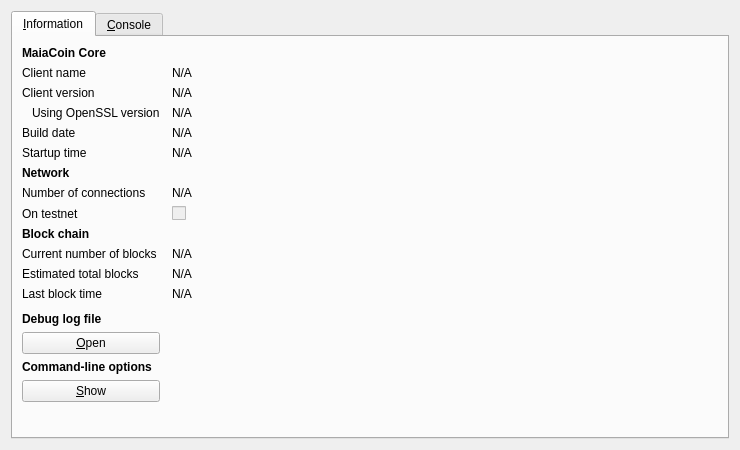
GryfenCrypto/gryfencoin, file src/qt/forms/rpcconsole.ui: the form before one commit.
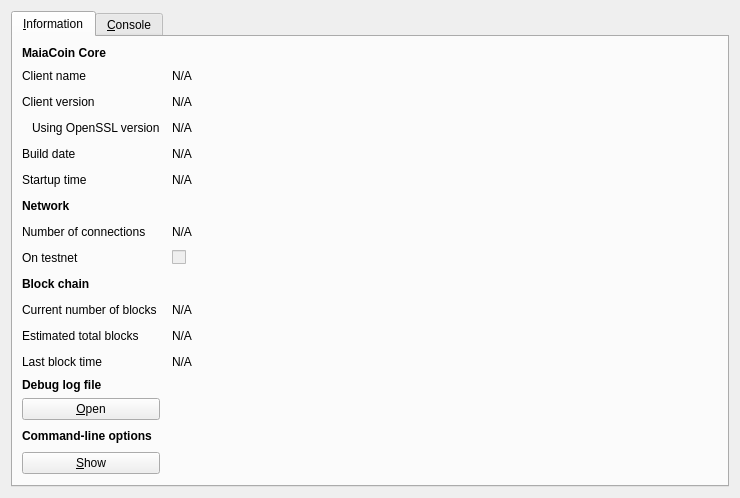
The form after the commit. Icons and pictures are not drawn.

Patch:
```diff
--- a/src/qt/forms/rpcconsole.ui
+++ b/src/qt/forms/rpcconsole.ui
@@ -23,10 +23,191 @@
       <attribute name="title">
        <string>&amp;Information</string>
       </attribute>
-      <layout class="QGridLayout" name="gridLayout" columnstretch="0,1">
+      <layout class="QGridLayout" name="gridLayout" columnstretch="0,1,0,0">
        <property name="horizontalSpacing">
         <number>12</number>
        </property>
+       <item row="12" column="0">
+        <widget class="QLabel" name="label_2">
+         <property name="text">
+          <string>Last block time</string>
+         </property>
+        </widget>
+       </item>
+       <item row="9" column="0">
+        <widget class="QLabel" name="label_10">
+         <property name="font">
+          <font>
+           <weight>75</weight>
+           <bold>true</bold>
+          </font>
+         </property>
+         <property name="text">
+          <string>Block chain</string>
+         </property>
+        </widget>
+       </item>
+       <item row="8" column="1">
+        <widget class="QCheckBox" name="isTestNet">
+         <property name="enabled">
+          <bool>false</bool>
+         </property>
+         <property name="text">
+          <string/>
+         </property>
+        </widget>
+       </item>
+       <item row="11" column="1">
+        <widget class="QLabel" name="totalBlocks">
+         <property name="cursor">
+          <cursorShape>IBeamCursor</cursorShape>
+         </property>
+         <property name="text">
+          <string>N/A</string>
+         </property>
+         <property name="textFormat">
+          <enum>Qt::PlainText</enum>
+         </property>
+         <property name="textInteractionFlags">
+          <set>Qt::LinksAccessibleByMouse|Qt::TextSelectableByKeyboard|Qt::TextSelectableByMouse</set>
+         </property>
+        </widget>
+       </item>
+       <item row="10" column="0">
+        <widget class="QLabel" name="label_3">
+         <property name="text">
+          <string>Current number of blocks</string>
+         </property>
+        </widget>
+       </item>
+       <item row="7" column="1">
+        <widget class="QLabel" name="numberOfConnections">
+         <property name="cursor">
+          <cursorShape>IBeamCursor</cursorShape>
+         </property>
+         <property name="text">
+          <string>N/A</string>
+         </property>
+         <property name="textFormat">
+          <enum>Qt::PlainText</enum>
+         </property>
+         <property name="textInteractionFlags">
+          <set>Qt::LinksAccessibleByMouse|Qt::TextSelectableByKeyboard|Qt::TextSelectableByMouse</set>
+         </property>
+        </widget>
+       </item>
+       <item row="7" column="0">
+        <widget class="QLabel" name="label_7">
+         <property name="text">
+          <string>Number of connections</string>
+         </property>
+        </widget>
+       </item>
+       <item row="10" column="1">
+        <widget class="QLabel" name="numberOfBlocks">
+         <property name="cursor">
+          <cursorShape>IBeamCursor</cursorShape>
+         </property>
+         <property name="text">
+          <string>N/A</string>
+         </property>
+         <property name="textFormat">
+          <enum>Qt::PlainText</enum>
+         </property>
+         <property name="textInteractionFlags">
+          <set>Qt::LinksAccessibleByMouse|Qt::TextSelectableByKeyboard|Qt::TextSelectableByMouse</set>
+         </property>
+        </widget>
+       </item>
+       <item row="8" column="0">
+        <widget class="QLabel" name="label_8">
+         <property name="text">
+          <string>On testnet</string>
+         </property>
+        </widget>
+       </item>
+       <item row="11" column="0">
+        <widget class="QLabel" name="label_4">
+         <property name="text">
+          <string>Estimated total blocks</string>
+         </property>
+        </widget>
+       </item>
+       <item row="4" column="2">
+        <spacer name="horizontalSpacer">
+         <property name="orientation">
+          <enum>Qt::Horizontal</enum>
+         </property>
+         <property name="sizeHint" stdset="0">
+          <size>
+           <width>40</width>
+           <height>20</height>
+          </size>
+         </property>
+        </spacer>
+       </item>
+       <item row="1" column="2">
+        <spacer name="horizontalSpacer_2">
+         <property name="orientation">
+          <enum>Qt::Horizontal</enum>
+         </property>
+         <property name="sizeHint" stdset="0">
+          <size>
+           <width>40</width>
+           <height>20</height>
+          </size>
+         </property>
+        </spacer>
+       </item>
+       <item row="2" column="2">
+        <spacer name="horizontalSpacer_3">
+         <property name="orientation">
+          <enum>Qt::Horizontal</enum>
+         </property>
+         <property name="sizeHint" stdset="0">
+          <size>
+           <width>40</width>
+           <height>20</height>
+          </size>
+         </property>
+        </spacer>
+       </item>
+       <item row="3" column="2">
+        <spacer name="horizontalSpacer_4">
+         <property name="orientation">
+          <enum>Qt::Horizontal</enum>
+         </property>
+         <property name="sizeHint" stdset="0">
+          <size>
+           <width>40</width>
+           <height>20</height>
+          </size>
+         </property>
+        </spacer>
+       </item>
+       <item row="4" column="0">
+        <widget class="QLabel" name="label_12">
+         <property name="text">
+          <string>Build date</string>
+         </property>
+        </widget>
+       </item>
+       <item row="3" column="1">
+        <widget class="QLabel" name="openSSLVersion">
+         <property name="cursor">
+          <cursorShape>IBeamCursor</cursorShape>
+         </property>
+         <property name="text">
+          <string>N/A</string>
+         </property>
+         <property name="textFormat">
+          <enum>Qt::PlainText</enum>
+         </property>
+         <property name="textInteractionFlags">
+          <set>Qt::LinksAccessibleByMouse|Qt::TextSelectableByKeyboard|Qt::TextSelectableByMouse</set>
+         </property>
+        </widget>
+       </item>
        <item row="0" column="0">
         <widget class="QLabel" name="label_9">
          <property name="font">
@@ -40,29 +221,6 @@
          </property>
         </widget>
        </item>
-       <item row="1" column="0">
-        <widget class="QLabel" name="label_5">
-         <property name="text">
-          <string>Client name</string>
-         </property>
-        </widget>
-       </item>
-       <item row="1" column="1">
-        <widget class="QLabel" name="clientName">
-         <property name="cursor">
-          <cursorShape>IBeamCursor</cursorShape>
-         </property>
-         <property name="text">
-          <string>N/A</string>
-         </property>
-         <property name="textFormat">
-          <enum>Qt::PlainText</enum>
-         </property>
-         <property name="textInteractionFlags">
-          <set>Qt::LinksAccessibleByMouse|Qt::TextSelectableByKeyboard|Qt::TextSelectableByMouse</set>
-         </property>
-        </widget>
-       </item>
        <item row="2" column="0">
         <widget class="QLabel" name="label_6">
          <property name="text">
@@ -70,19 +228,10 @@
          </property>
         </widget>
        </item>
-       <item row="2" column="1">
-        <widget class="QLabel" name="clientVersion">
-         <property name="cursor">
-          <cursorShape>IBeamCursor</cursorShape>
-         </property>
+       <item row="1" column="0">
+        <widget class="QLabel" name="label_5">
          <property name="text">
-          <string>N/A</string>
-         </property>
-         <property name="textFormat">
-          <enum>Qt::PlainText</enum>
-         </property>
-         <property name="textInteractionFlags">
-          <set>Qt::LinksAccessibleByMouse|Qt::TextSelectableByKeyboard|Qt::TextSelectableByMouse</set>
+          <string>Client name</string>
          </property>
         </widget>
        </item>
@@ -96,8 +245,8 @@
          </property>
         </widget>
        </item>
-       <item row="3" column="1">
-        <widget class="QLabel" name="openSSLVersion">
+       <item row="2" column="1">
+        <widget class="QLabel" name="clientVersion">
          <property name="cursor">
           <cursorShape>IBeamCursor</cursorShape>
          </property>
@@ -112,10 +261,19 @@
          </property>
         </widget>
        </item>
-       <item row="4" column="0">
-        <widget class="QLabel" name="label_12">
+       <item row="1" column="1">
+        <widget class="QLabel" name="clientName">
+         <property name="cursor">
+          <cursorShape>IBeamCursor</cursorShape>
+         </property>
          <property name="text">
-          <string>Build date</string>
+          <string>N/A</string>
+         </property>
+         <property name="textFormat">
+          <enum>Qt::PlainText</enum>
+         </property>
+         <property name="textInteractionFlags">
+          <set>Qt::LinksAccessibleByMouse|Qt::TextSelectableByKeyboard|Qt::TextSelectableByMouse</set>
          </property>
         </widget>
        </item>
@@ -171,111 +329,31 @@
          </property>
         </widget>
        </item>
-       <item row="7" column="0">
-        <widget class="QLabel" name="label_7">
-         <property name="text">
-          <string>Number of connections</string>
+       <item row="6" column="2">
+        <spacer name="horizontalSpacer_6">
+         <property name="orientation">
+          <enum>Qt::Horizontal</enum>
          </property>
-        </widget>
-       </item>
-       <item row="7" column="1">
-        <widget class="QLabel" name="numberOfConnections">
-         <property name="cursor">
-          <cursorShape>IBeamCursor</cursorShape>
+         <property name="sizeHint" stdset="0">
+          <size>
+           <width>40</width>
+           <height>20</height>
+          </size>
          </property>
-         <property name="text">
-          <string>N/A</string>
-         </property>
-         <property name="textFormat">
-          <enum>Qt::PlainText</enum>
-         </property>
-         <property name="textInteractionFlags">
-          <set>Qt::LinksAccessibleByMouse|Qt::TextSelectableByKeyboard|Qt::TextSelectableByMouse</set>
-         </property>
-        </widget>
+        </spacer>
        </item>
-       <item row="8" column="0">
-        <widget class="QLabel" name="label_8">
-         <property name="text">
-          <string>On testnet</string>
+       <item row="5" column="2">
+        <spacer name="horizontalSpacer_5">
+         <property name="orientation">
+          <enum>Qt::Horizontal</enum>
          </property>
-        </widget>
-       </item>
-       <item row="8" column="1">
-        <widget class="QCheckBox" name="isTestNet">
-         <property name="enabled">
-          <bool>false</bool>
+         <property name="sizeHint" stdset="0">
+          <size>
+           <width>40</width>
+           <height>20</height>
+          </size>
          </property>
-         <property name="text">
-          <string/>
-         </property>
-        </widget>
-       </item>
-       <item row="9" column="0">
-        <widget class="QLabel" name="label_10">
-         <property name="font">
-          <font>
-           <weight>75</weight>
-           <bold>true</bold>
-          </font>
-         </property>
-         <property name="text">
-          <string>Block chain</string>
-         </property>
-        </widget>
-       </item>
-       <item row="10" column="0">
-        <widget class="QLabel" name="label_3">
-         <property name="text">
-          <string>Current number of blocks</string>
-         </property>
-        </widget>
-       </item>
-       <item row="10" column="1">
-        <widget class="QLabel" name="numberOfBlocks">
-         <property name="cursor">
-          <cursorShape>IBeamCursor</cursorShape>
-         </property>
-         <property name="text">
-          <string>N/A</string>
-         </property>
-         <property name="textFormat">
-          <enum>Qt::PlainText</enum>
-         </property>
-         <property name="textInteractionFlags">
-          <set>Qt::LinksAccessibleByMouse|Qt::TextSelectableByKeyboard|Qt::TextSelectableByMouse</set>
-         </property>
-        </widget>
-       </item>
-       <item row="11" column="0">
-        <widget class="QLabel" name="label_4">
-         <property name="text">
-          <string>Estimated total blocks</string>
-         </property>
-        </widget>
-       </item>
-       <item row="11" column="1">
-        <widget class="QLabel" name="totalBlocks">
-         <property name="cursor">
-          <cursorShape>IBeamCursor</cursorShape>
-         </property>
-         <property name="text">
-          <string>N/A</string>
-         </property>
-         <property name="textFormat">
-          <enum>Qt::PlainText</enum>
-         </property>
-         <property name="textInteractionFlags">
-          <set>Qt::LinksAccessibleByMouse|Qt::TextSelectableByKeyboard|Qt::TextSelectableByMouse</set>
-         </property>
-        </widget>
-       </item>
-       <item row="12" column="0">
-        <widget class="QLabel" name="label_2">
-         <property name="text">
-          <string>Last block time</string>
-         </property>
-        </widget>
+        </spacer>
        </item>
        <item row="12" column="1">
         <widget class="QLabel" name="lastBlockTime">
@@ -371,6 +449,133 @@
          </property>
         </spacer>
        </item>
+       <item row="8" column="2">
+        <spacer name="horizontalSpacer_8">
+         <property name="orientation">
+          <enum>Qt::Horizontal</enum>
+         </property>
+         <property name="sizeHint" stdset="0">
+          <size>
+           <width>40</width>
+           <height>20</height>
+          </size>
+         </property>
+        </spacer>
+       </item>
+       <item row="7" column="2">
+        <spacer name="horizontalSpacer_7">
+         <property name="orientation">
+          <enum>Qt::Horizontal</enum>
+         </property>
+         <property name="sizeHint" stdset="0">
+          <size>
+           <width>40</width>
+           <height>20</height>
+          </size>
+         </property>
+        </spacer>
+       </item>
+       <item row="9" column="2">
+        <spacer name="horizontalSpacer_9">
+         <property name="orientation">
+          <enum>Qt::Horizontal</enum>
+         </property>
+         <property name="sizeHint" stdset="0">
+          <size>
+           <width>40</width>
+           <height>20</height>
+          </size>
+         </property>
+        </spacer>
+       </item>
+       <item row="10" column="2">
+        <spacer name="horizontalSpacer_10">
+         <property name="orientation">
+          <enum>Qt::Horizontal</enum>
+         </property>
+         <property name="sizeHint" stdset="0">
+          <size>
+           <width>40</width>
+           <height>20</height>
+          </size>
+         </property>
+        </spacer>
+       </item>
+       <item row="11" column="2">
+        <spacer name="horizontalSpacer_11">
+         <property name="orientation">
+          <enum>Qt::Horizontal</enum>
+         </property>
+         <property name="sizeHint" stdset="0">
+          <size>
+           <width>40</width>
+           <height>20</height>
+          </size>
+         </property>
+        </spacer>
+       </item>
+       <item row="12" column="2">
+        <spacer name="horizontalSpacer_12">
+         <property name="orientation">
+          <enum>Qt::Horizontal</enum>
+         </property>
+         <property name="sizeHint" stdset="0">
+          <size>
+           <width>40</width>
+           <height>20</height>
+          </size>
+         </property>
+        </spacer>
+       </item>
+       <item row="15" column="2">
+        <spacer name="horizontalSpacer_13">
+         <property name="orientation">
+          <enum>Qt::Horizontal</enum>
+         </property>
+         <property name="sizeHint" stdset="0">
+          <size>
+           <width>40</width>
+           <height>20</height>
+          </size>
+         </property>
+        </spacer>
+       </item>
+       <item row="16" column="2">
+        <spacer name="horizontalSpacer_14">
+         <property name="orientation">
+          <enum>Qt::Horizontal</enum>
+         </property>
+         <property name="sizeHint" stdset="0">
+          <size>
+           <width>40</width>
+           <height>20</height>
+          </size>
+         </property>
+        </spacer>
+       </item>
+       <item row="17" column="2">
+        <spacer name="horizontalSpacer_15">
+         <property name="orientation">
+          <enum>Qt::Horizontal</enum>
+         </property>
+         <property name="sizeHint" stdset="0">
+          <size>
+           <width>40</width>
+           <height>20</height>
+          </size>
+         </property>
+        </spacer>
+       </item>
+       <item row="15" column="3" rowspan="3">
+        <widget class="QLabel" name="label_15">
+         <property name="text">
+          <string/>
+         </property>
+         <property name="pixmap">
+          <pixmap resource="../bitcoin.qrc">:/images/Small_logo</pixmap>
+         </property>
+        </widget>
+       </item>
       </layout>
      </widget>
      <widget class="QWidget" name="tab_console">
```
